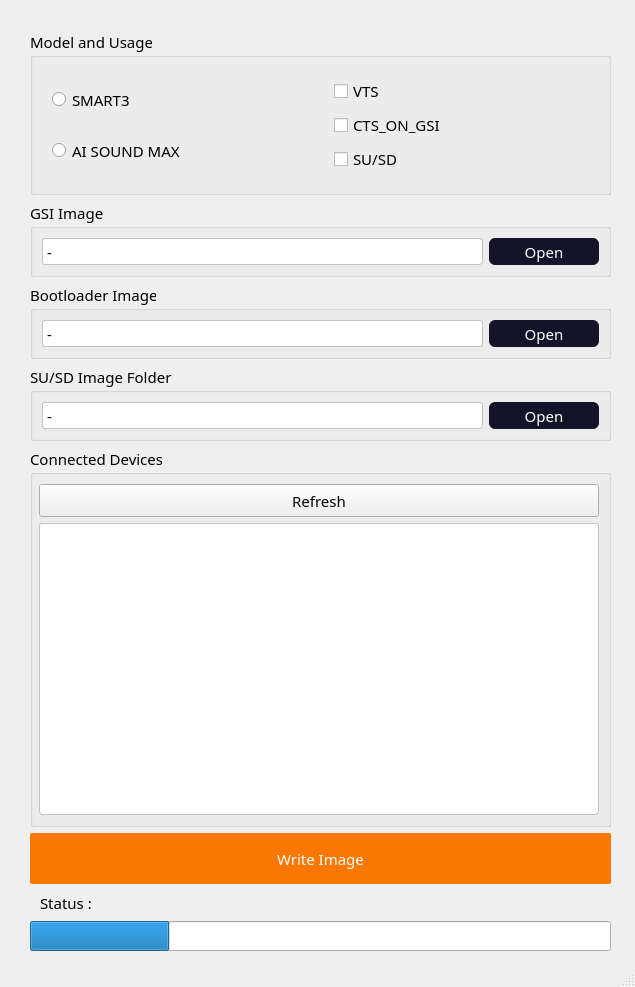
Old version of the form Gsi_writer.ui in the repository charmk20/gsi_writer.
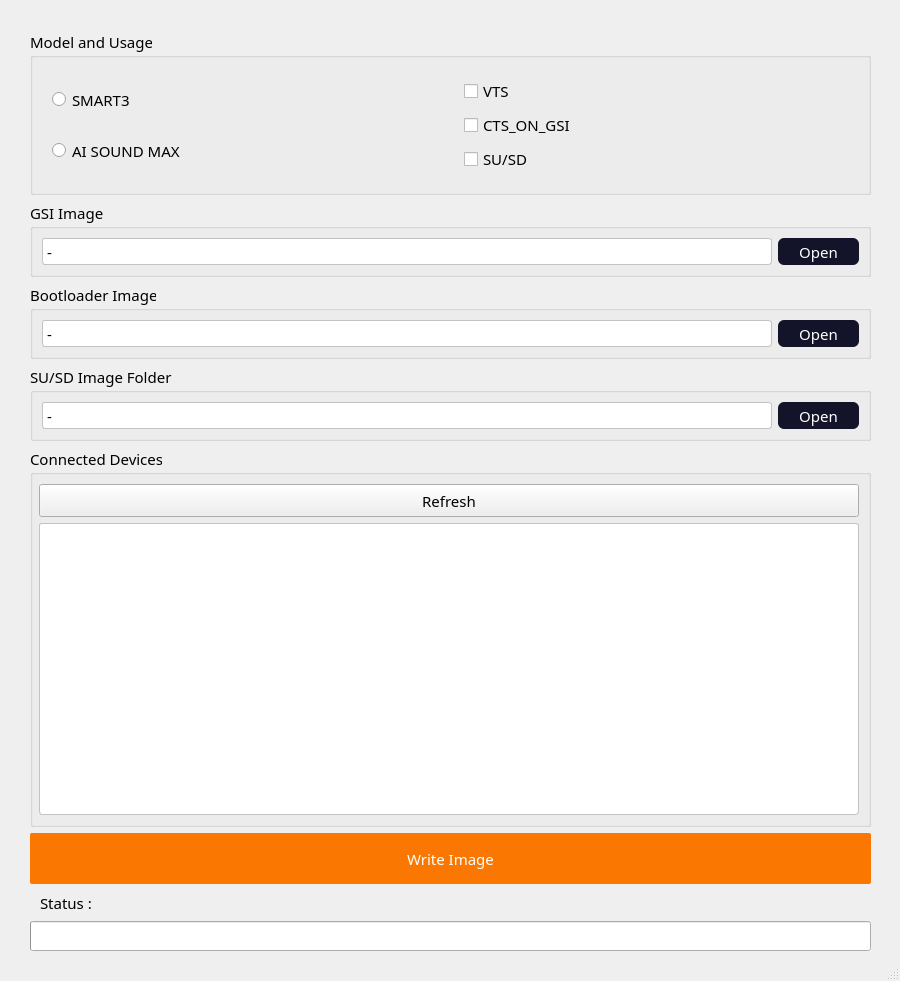
New version of the form.

Commit message: 테스트에 사용하는 디바이스만 리스트에 나타나도록 수정, SDSU 이미지 폴더에 파일이 있는지 없는지 확인 하도록 수정

What changed in the file:
```diff
--- a/Gsi_writer.ui
+++ b/Gsi_writer.ui
@@ -6,8 +6,8 @@
    <rect>
     <x>0</x>
     <y>0</y>
-    <width>635</width>
-    <height>987</height>
+    <width>900</width>
+    <height>981</height>
    </rect>
   </property>
   <property name="sizePolicy">
@@ -37,7 +37,7 @@
      <rect>
       <x>20</x>
       <y>20</y>
-      <width>601</width>
+      <width>861</width>
       <height>941</height>
      </rect>
     </property>
@@ -234,7 +234,7 @@
        <property name="title">
         <string>GSI Image</string>
        </property>
-       <layout class="QHBoxLayout" name="horizontalLayout" stretch="8,2">
+       <layout class="QHBoxLayout" name="horizontalLayout" stretch="9,1">
         <item>
          <widget class="QLabel" name="label_GSI">
           <property name="sizePolicy">
@@ -311,7 +311,7 @@
        <property name="title">
         <string>Bootloader Image</string>
        </property>
-       <layout class="QHBoxLayout" name="horizontalLayout_4" stretch="8,2">
+       <layout class="QHBoxLayout" name="horizontalLayout_4" stretch="9,1">
         <item>
          <widget class="QLabel" name="label_BI">
           <property name="sizePolicy">
@@ -394,7 +394,7 @@
        <property name="title">
         <string>SU/SD Image Folder</string>
        </property>
-       <layout class="QHBoxLayout" name="horizontalLayout_5" stretch="8,2">
+       <layout class="QHBoxLayout" name="horizontalLayout_5" stretch="9,1">
         <item>
          <widget class="QLabel" name="label_SUSD">
           <property name="sizePolicy">
@@ -597,7 +597,7 @@
      <item>
       <widget class="QProgressBar" name="progressBar">
        <property name="value">
-        <number>24</number>
+        <number>0</number>
        </property>
        <property name="textVisible">
         <bool>false</bool>
```
The commit also changes 1 other file.
